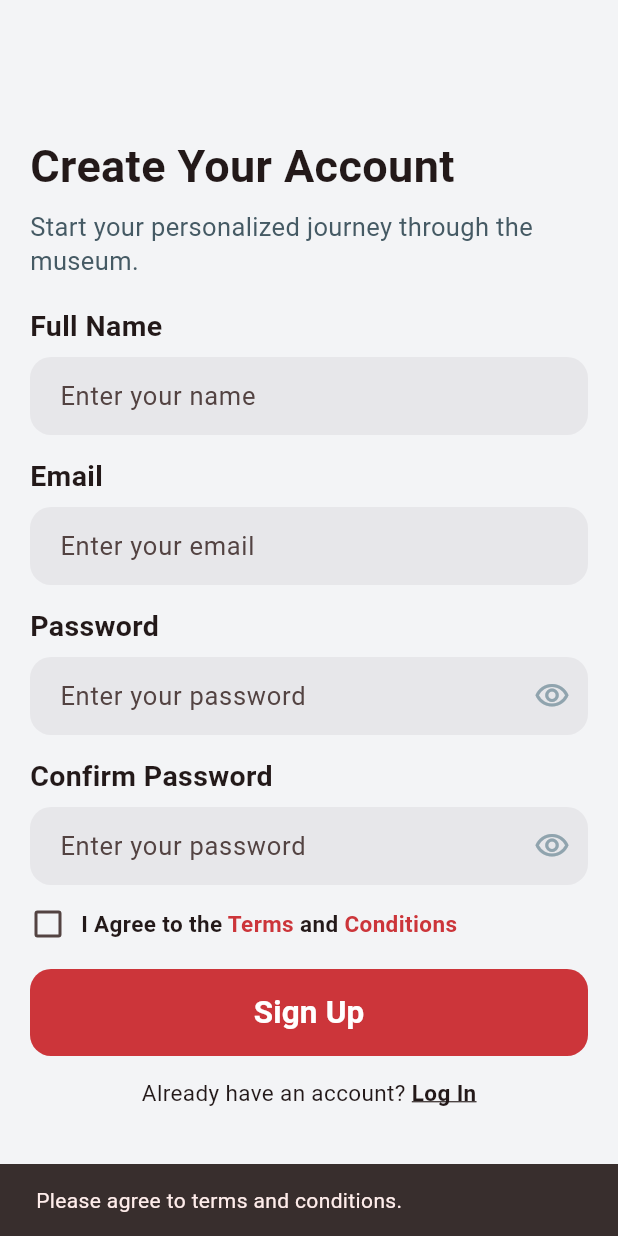
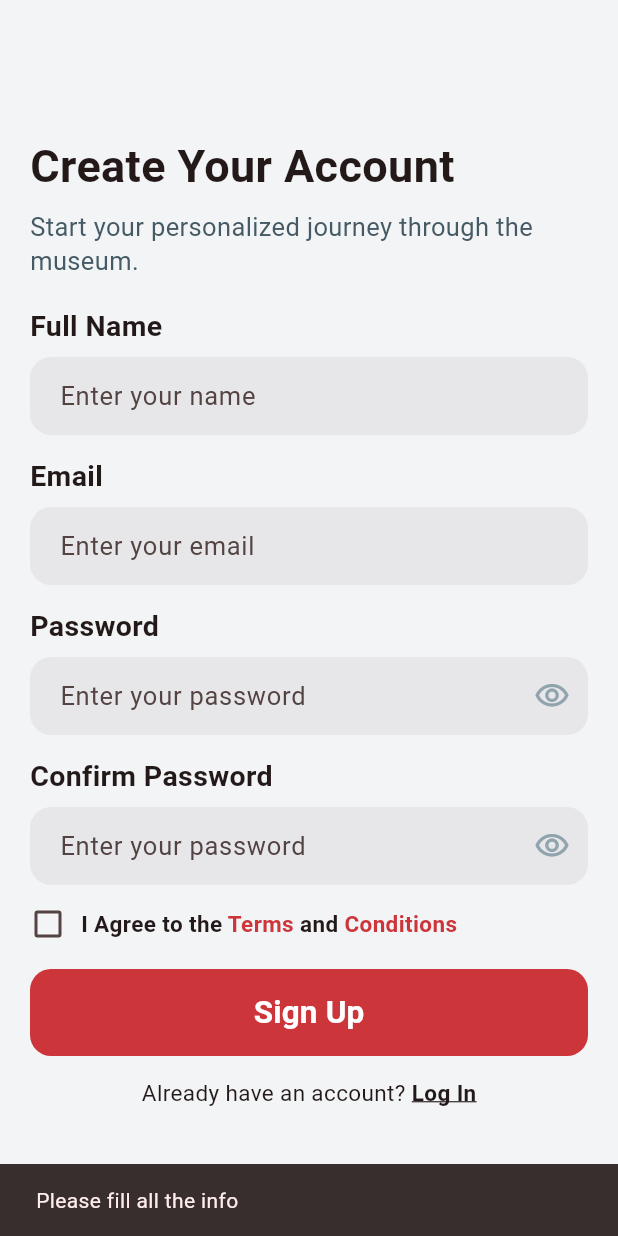
Before and after one commit to tin0206/MuseAmigo, a Flutter app: the SignUpScreen screen opened by its route, after a tap on "Sign Up", on a phone screen of 412 x 824 dp. Run offline on Flutter 3.47's test engine with Material 3 defaults, Android fonts, the phone set to English and light mode, and no system bars; our stand-ins replace audioplayers, device_preview, flutter_map, latlong2; missing offline and left inert: mobile_scanner; project files that could hold a hidden picture were left out.

Commit message:
update sign up process

```diff
--- a/lib/screens/sign_up_screen.dart
+++ b/lib/screens/sign_up_screen.dart
@@ -33,6 +33,18 @@ class _SignUpScreenState extends State<SignUpScreen> {
 
   Future<void> _submitSignUp() async {
     if (_isSubmitting) return;
+
+    // Validate all required fields are filled
+    if (_nameController.text.trim().isEmpty ||
+        _emailController.text.trim().isEmpty ||
+        _passwordController.text.isEmpty ||
+        _confirmPasswordController.text.isEmpty) {
+      ScaffoldMessenger.of(context).showSnackBar(
+        const SnackBar(content: Text('Please fill all the info')),
+      );
+      return;
+    }
+
     if (_passwordController.text != _confirmPasswordController.text) {
       ScaffoldMessenger.of(context).showSnackBar(
         const SnackBar(content: Text('Password and confirmation must match.')),
```
